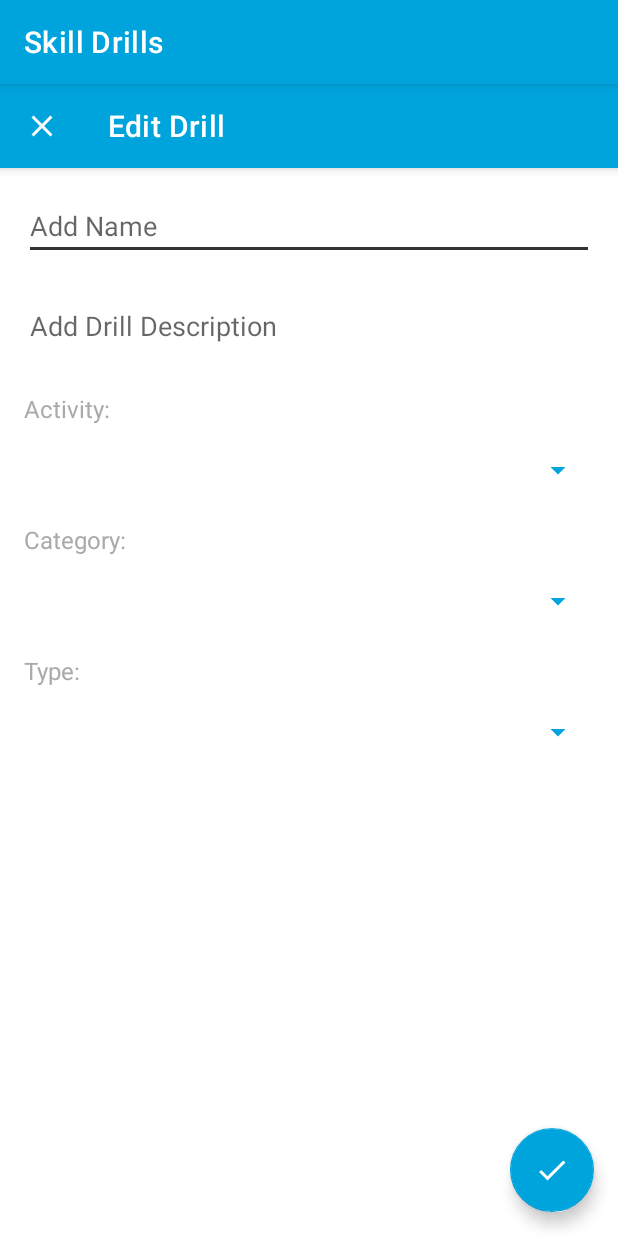
After one commit to HadenHiles/MySkillDrills, an Android app: the EditDrillActivity screen opened directly, with no data from a screen before it, on a phone screen of 412 x 824 dp. The commit adds this screen. Run offline under Robolectric (Android 15) with nearby library versions, the phone set to English and light mode, and no system bars; our stand-ins replace Firebase (no records; nobody signed in at launch, a user with empty details on screens opened directly); 1 statement that could not run was skipped.

Commit message:
Allow users to edit their drills

```diff
--- a/app/src/main/AndroidManifest.xml
+++ b/app/src/main/AndroidManifest.xml
@@ -11,6 +11,7 @@
         android:roundIcon="@mipmap/skill_drills_launcher_round"
         android:supportsRtl="true"
         android:theme="@style/AppTheme">
+        <activity android:name=".EditDrillActivity"></activity>
         <activity android:name=".AddDrillActivity" />
         <activity android:name=".LoginActivity">
             <intent-filter>
--- a/app/src/main/java/com/hadenhiles/skilldrills/AddDrillActivity.kt
+++ b/app/src/main/java/com/hadenhiles/skilldrills/AddDrillActivity.kt
@@ -39,7 +39,7 @@ class AddDrillActivity : AppCompatActivity() {
         activityAdapter.setDropDownViewResource(android.R.layout.simple_spinner_dropdown_item)
         activitySpinner.adapter = activityAdapter
 
-        // Populate activities dropdown
+        // Populate drill types dropdown
         val drillTypes: List<DrillType> = listOf(Duration(), DurationCountdown(), Score())
         val drillTypeAdapter: ArrayAdapter<DrillType> = ArrayAdapter<DrillType>(applicationContext, android.R.layout.simple_spinner_dropdown_item, drillTypes)
         drillTypeAdapter.setDropDownViewResource(android.R.layout.simple_spinner_dropdown_item)
--- /dev/null
+++ b/app/src/main/res/layout/activity_edit_drill.xml
@@ -0,0 +1,120 @@
+<?xml version="1.0" encoding="utf-8"?>
+<androidx.coordinatorlayout.widget.CoordinatorLayout xmlns:android="http://schemas.android.com/apk/res/android"
+    xmlns:app="http://schemas.android.com/apk/res-auto"
+    xmlns:tools="http://schemas.android.com/tools"
+    android:layout_width="match_parent"
+    android:layout_height="match_parent"
+    tools:context=".EditDrillActivity">
+
+    <com.google.android.material.appbar.AppBarLayout
+        android:layout_width="match_parent"
+        android:layout_height="wrap_content">
+
+        <com.google.android.material.appbar.MaterialToolbar
+            android:id="@+id/editDrillToolbar"
+            android:layout_width="match_parent"
+            android:layout_height="?attr/actionBarSize"
+            app:navigationIcon="@drawable/ic_baseline_close_24"
+            app:title="Edit Drill" />
+
+    </com.google.android.material.appbar.AppBarLayout>
+
+    <!-- A RecyclerView can also be used -->
+    <androidx.core.widget.NestedScrollView
+        android:layout_width="match_parent"
+        android:layout_height="match_parent"
+        android:paddingTop="@dimen/activity_vertical_margin"
+        android:paddingBottom="@dimen/activity_vertical_margin"
+        android:paddingStart="@dimen/activity_horizontal_margin"
+        android:paddingEnd="@dimen/activity_horizontal_margin"
+        app:layout_behavior="@string/appbar_scrolling_view_behavior">
+
+        <LinearLayout
+            android:layout_width="match_parent"
+            android:layout_height="wrap_content"
+            android:orientation="vertical">
+            <EditText
+                android:id="@+id/drillName"
+                android:layout_width="match_parent"
+                android:layout_height="wrap_content"
+                android:layout_gravity="fill_horizontal"
+                android:hint="@string/add_drill_name_hint"
+                android:textColor="@color/textColor"
+                android:inputType="text" />
+            <EditText
+                android:id="@+id/drillDescription"
+                android:layout_width="match_parent"
+                android:layout_height="wrap_content"
+                android:layout_gravity="fill_horizontal"
+                android:lines="3"
+                android:maxLines="4"
+                android:hint="@string/add_drill_description_hint"
+                android:textColor="@color/textColor"
+                android:inputType="textMultiLine" />
+            <TextView
+                android:layout_width="match_parent"
+                android:layout_height="wrap_content"
+                android:layout_gravity="fill_horizontal"
+                android:text="@string/add_drill_activity_label"
+                android:textColor="@android:color/darker_gray"
+                android:textSize="16sp" />
+            <Spinner
+                android:id="@+id/activitySpinner"
+                android:layout_width="match_parent"
+                android:layout_height="40dp"
+                android:popupElevation="4dp"
+                android:layout_marginTop="10dp"
+                android:layout_marginBottom="15dp"
+                android:layout_gravity="fill_horizontal"
+                android:backgroundTint="@color/primaryColor"
+                android:foregroundTint="@color/textColor" />
+            <TextView
+                android:layout_width="match_parent"
+                android:layout_height="wrap_content"
+                android:layout_gravity="fill_horizontal"
+                android:text="@string/add_drill_category_label"
+                android:textColor="@android:color/darker_gray"
+                android:textSize="16sp"/>
+            <Spinner
+                android:id="@+id/categorySpinner"
+                android:layout_width="match_parent"
+                android:layout_height="40dp"
+                android:popupElevation="4dp"
+                android:layout_marginTop="10dp"
+                android:layout_marginBottom="15dp"
+                android:layout_gravity="fill_horizontal"
+                android:backgroundTint="@color/primaryColor"
+                android:foregroundTint="@color/textColor" />
+            <TextView
+                android:layout_width="match_parent"
+                android:layout_height="wrap_content"
+                android:layout_gravity="fill_horizontal"
+                android:text="@string/add_drill_type_label"
+                android:textColor="@android:color/darker_gray"
+                android:textSize="16sp"/>
+            <Spinner
+                android:id="@+id/drillTypeSpinner"
+                android:layout_width="match_parent"
+                android:layout_height="40dp"
+                android:popupElevation="4dp"
+                android:layout_marginTop="10dp"
+                android:layout_marginBottom="15dp"
+                android:backgroundTint="@color/primaryColor"
+                android:layout_gravity="fill_horizontal"
+                android:foregroundTint="@color/textColor" />
+        </LinearLayout>
+
+    </androidx.core.widget.NestedScrollView>
+
+    <com.google.android.material.floatingactionbutton.FloatingActionButton
+        android:id="@+id/saveDrillButton"
+        android:layout_width="wrap_content"
+        android:layout_height="wrap_content"
+        android:layout_gravity="bottom|end"
+        android:layout_margin="16dp"
+        android:contentDescription="@string/add_drill_fab_description"
+        app:backgroundTint="@color/primaryColor"
+        app:srcCompat="@drawable/ic_baseline_check_24"
+        app:tint="@color/primaryTextColor" />
+
+</androidx.coordinatorlayout.widget.CoordinatorLayout>
```
Also changed, not shown: app/src/main/java/com/hadenhiles/skilldrills/EditDrillActivity.kt (added, +164 -0 lines), app/src/main/java/com/hadenhiles/skilldrills/ui/drills/DrillsFragment.kt (+8 -0 lines).
